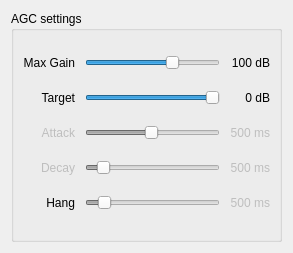
Above: src/qtgui/agc_options.ui from vladisslav2011/gqrx before the change. Below: the same form after it.
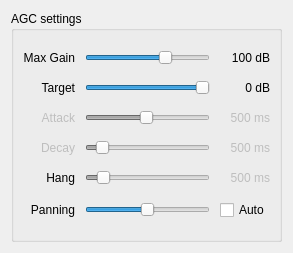
That is the form after the change. Icons and pictures are not drawn.

Commit message:
multi_vfo: stereo panning initial implementation
...buggy

```diff
--- a/src/qtgui/agc_options.ui
+++ b/src/qtgui/agc_options.ui
@@ -306,6 +306,60 @@
         </property>
        </widget>
       </item>
+      <item row="6" column="1">
+       <widget class="QSlider" name="panningSlider">
+        <property name="enabled">
+         <bool>true</bool>
+        </property>
+        <property name="focusPolicy">
+         <enum>Qt::StrongFocus</enum>
+        </property>
+        <property name="toolTip">
+         <string>AGC stereo panning position.</string>
+        </property>
+        <property name="minimum">
+         <number>-100</number>
+        </property>
+        <property name="maximum">
+         <number>100</number>
+        </property>
+        <property name="singleStep">
+         <number>10</number>
+        </property>
+        <property name="pageStep">
+         <number>50</number>
+        </property>
+        <property name="value">
+         <number>0</number>
+        </property>
+        <property name="sliderPosition">
+         <number>0</number>
+        </property>
+        <property name="orientation">
+         <enum>Qt::Horizontal</enum>
+        </property>
+       </widget>
+      </item>
+      <item row="6" column="0">
+       <widget class="QLabel" name="panningTitle">
+        <property name="text">
+         <string>Panning</string>
+        </property>
+        <property name="alignment">
+         <set>Qt::AlignRight|Qt::AlignTrailing|Qt::AlignVCenter</set>
+        </property>
+       </widget>
+      </item>
+      <item row="6" column="2">
+       <widget class="QCheckBox" name="panningAutoCheckBox">
+        <property name="toolTip">
+         <string>Enable auto stereo panning mode depending on offset frequency.</string>
+        </property>
+        <property name="text">
+         <string>Auto</string>
+        </property>
+       </widget>
+      </item>
      </layout>
     </widget>
    </item>
```
The commit also changes 12 other files.
